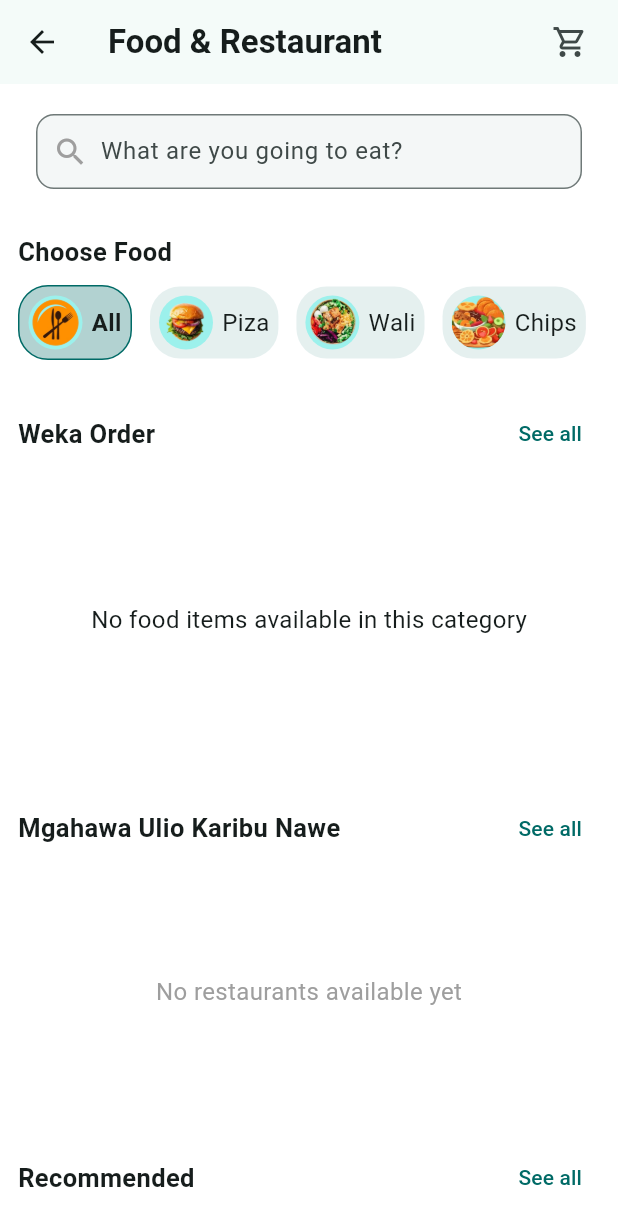
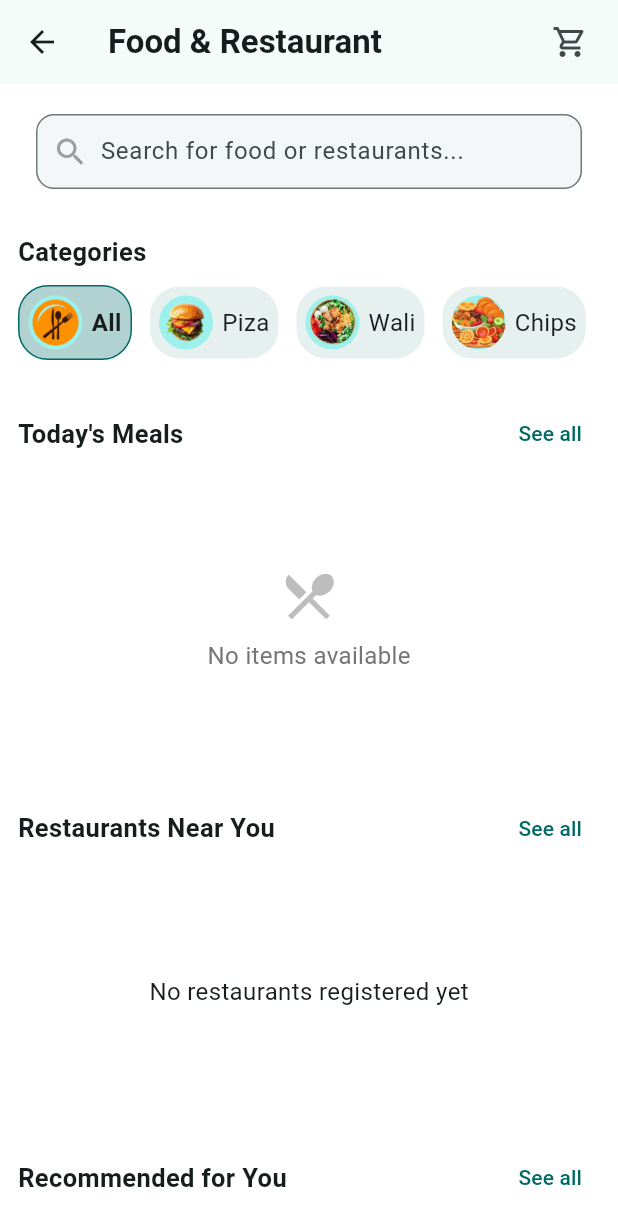
Before and after one commit to gmajor07/Hurichat, a Flutter app: the FoodScreen screen opened directly, after a tap on "All", on a phone screen of 412 x 824 dp. Shown: the top 1226 px of the screen. Run offline on Flutter 3.47's test engine with Material 3 defaults, Android fonts, the phone set to English and light mode, and no system bars; our stand-ins replace cloud_firestore, emoji_picker_flutter, firebase_auth, firebase_core, firebase_storage, google_sign_in and 2 more; accounts and stored records are empty.

Commit message:
food and restaurant modification

```diff
--- /dev/null
+++ b/devtools_options.yaml
@@ -0,0 +1,3 @@
+description: This file stores settings for Dart & Flutter DevTools.
+documentation: https://docs.flutter.dev/tools/devtools/extensions#configure-extension-enablement-states
+extensions:
--- a/lib/screens/food/screen/food_screen.dart
+++ b/lib/screens/food/screen/food_screen.dart
@@ -15,6 +15,7 @@ import '../widgets/restaurant_card.dart';
 import '../models/food_item.dart';
 import '../models/restaurant.dart';
 import '../constants/app_constants.dart';
+import 'restaurant_details_screen.dart';
 
 class FoodScreen extends StatefulWidget {
   const FoodScreen({super.key});
@@ -30,84 +31,72 @@ class _FoodScreenState extends State<FoodScreen> {
   bool _isLoading = true;
   List<FirebaseProduct> _allFoodProducts = [];
   List<FirebaseProduct> _filteredFoodProducts = [];
-  List<Restaurant> _nearbyRestaurants = [];
+  List<Restaurant> _restaurants = [];
+  Restaurant? _selectedRestaurant;
 
   @override
   void initState() {
     super.initState();
-    _loadFoodProducts();
-    _loadNearbyRestaurants();
+    _loadData();
   }
 
-  Future<void> _loadNearbyRestaurants() async {
-    try {
-      final snap = await FirebaseFirestore.instance
-          .collection("businesses")
-          .where("serviceType", isEqualTo: "food")
-          .get();
-
-      final restaurants = snap.docs.map((doc) {
-        final data = doc.data();
-        // Use imageUrl from database if available, otherwise use default
-        String imagePath = data['imageUrl'] ?? 'assets/images/food/1.png';
-
-        return Restaurant(
-          id: doc.id,
-          name: data['name'] ?? 'Unknown Restaurant',
-          imagePath: imagePath,
-          distance:
-              1.5, // Default distance (can be calculated based on user location)
-          rating: 4.5, // Default rating
-          cuisine: 'Various', // Default cuisine
-          deliveryTime: 30, // Default delivery time in minutes
-        );
-      }).toList();
-
-      setState(() {
-        _nearbyRestaurants = restaurants;
-      });
-    } catch (e) {
-      if (kDebugMode) {
-        print("❌ Failed to load restaurants: $e");
-      }
-    }
-  }
-
-  Future<void> _loadFoodProducts() async {
+  Future<void> _loadData() async {
+    if (!mounted) return;
     setState(() => _isLoading = true);
     try {
-      final snap = await FirebaseFirestore.instance
+      // Load Food Products
+      final productSnap = await FirebaseFirestore.instance
           .collection("products")
           .where("sellerType", isEqualTo: "food")
           .where("status", isEqualTo: "active")
           .get();
 
-      _allFoodProducts = snap.docs
+      _allFoodProducts = productSnap.docs
           .map((doc) => FirebaseProduct.fromMap(doc.id, doc.data()))
           .toList();
+
+      // Load Restaurants (Businesses of type 'food')
+      final businessSnap = await FirebaseFirestore.instance
+          .collection("businesses")
+          .where("serviceType", isEqualTo: "food")
+          .get();
+
+      _restaurants = businessSnap.docs.map((doc) {
+        final data = doc.data();
+        return Restaurant(
+          id: data['userId'] ?? doc.id,
+          name: data['name'] ?? 'Restaurant',
+          imagePath: data['imageUrl'] ?? 'assets/images/food/6.png',
+          distance: 1.0,
+          rating: 4.5,
+          cuisine: data['description'] ?? 'Local',
+          deliveryTime: 30,
+        );
+      }).toList();
 
       _filterFoods();
     } catch (e) {
       if (kDebugMode) {
-        print("❌ Failed to load food products: $e");
+        print("❌ Failed to load food data: $e");
       }
     }
-    setState(() => _isLoading = false);
-  }
-
-  Future<void> _refreshData() async {
-    await Future.wait([_loadFoodProducts(), _loadNearbyRestaurants()]);
+    if (mounted) {
+      setState(() => _isLoading = false);
+    }
   }
 
   void _filterFoods() {
     setState(() {
       _filteredFoodProducts = _allFoodProducts.where((food) {
+        // Search query filter
         final matchesSearch = food.name.toLowerCase().contains(
           _searchQuery.toLowerCase(),
         );
-        final matchesCategory =
-            _selectedCategory == 'All' ||
+
+        // Category filter
+        final matchesCategory = _selectedCategory == 'All' ||
             food.category.toLowerCase() == _selectedCategory.toLowerCase();
+
         return matchesSearch && matchesCategory;
       }).toList();
     });
@@ -130,8 +119,13 @@ class _FoodScreenState extends State<FoodScreen> {
   }
 
   void _onRestaurantTap(Restaurant restaurant) {
-    // Navigate to restaurant details
-    print('Restaurant tapped: ${restaurant.name}');
+    // Navigate to restaurant details screen
+    Navigator.push(
+      context,
+      MaterialPageRoute(
+        builder: (context) => RestaurantDetailsScreen(restaurant: restaurant),
+      ),
+    );
   }
 
   void _onAddToCart(FirebaseProduct product) {
@@ -158,10 +152,14 @@ class _FoodScreenState extends State<FoodScreen> {
     );
   }
 
-  List<FirebaseProduct> get wekaOrderFoods =>
-      _filteredFoodProducts.where((p) => p.category == 'Meals').toList();
+  // Today's Meals - show all available food items
+  List<FirebaseProduct> get todayMeals {
+    // Show all filtered food products (already filtered by search/category)
+    return _filteredFoodProducts;
+  }
+
   List<FirebaseProduct> get recommendedFoods =>
-      _filteredFoodProducts.take(5).toList();
+      _filteredFoodProducts.take(8).toList();
 
   @override
   Widget build(BuildContext context) {
@@ -222,19 +220,16 @@ class _FoodScreenState extends State<FoodScreen> {
       body: _isLoading
           ? const Center(child: CircularProgressIndicator())
           : RefreshIndicator(
-              onRefresh: _refreshData,
+              onRefresh: _loadData,
               child: SingleChildScrollView(
                 physics: const AlwaysScrollableScrollPhysics(),
-                padding: const EdgeInsets.symmetric(
-                  horizontal: 12,
-                  vertical: 10,
-                ),
+                padding: const EdgeInsets.symmetric(horizontal: 12, vertical: 10),
                 child: Column(
                   crossAxisAlignment: CrossAxisAlignment.start,
                   children: [
                     // 🔍 Search Bar
                     AdvancedSearchBar(
-                      hintText: "What are you going to eat?",
+                      hintText: "Search for food or restaurants...",
                       onSearchChanged: (value) {
                         setState(() {
                           _searchQuery = value.toLowerCase().trim();
@@ -245,13 +240,43 @@ class _FoodScreenState extends State<FoodScreen> {
                     ),
                     const SizedBox(height: 20),
 
+                    // Restaurant selected indicator
+                    if (_selectedRestaurant != null)
+                      Padding(
+                        padding: const EdgeInsets.only(bottom: 16),
+                        child: Row(
+                          children: [
+                            Text(
+                              'Menu from: ',
+                              style: TextStyle(color: Colors.grey[600]),
+                            ),
+                            Text(
+                              _selectedRestaurant!.name,
+                              style: TextStyle(
+                                fontWeight: FontWeight.bold,
+                                color: colorScheme.primary,
+                              ),
+                            ),
+                            const Spacer(),
+                            TextButton(
+                              onPressed: () {
+                                setState(() {
+                                  _selectedRestaurant = null;
+                                  _filterFoods();
+                                });
+                              },
+                              child: const Text('Show All'),
+                            ),
+                          ],
+                        ),
+                      ),
+
                     // 🍔 Category Title
-                    Text(
-                      "Choose Food",
+                    const Text(
+                      "Categories",
                       style: TextStyle(
                         fontSize: 17,
                         fontWeight: FontWeight.bold,
-                        color: colorScheme.onSurface,
                       ),
                     ),
                     const SizedBox(height: 10),
@@ -273,8 +298,7 @@ class _FoodScreenState extends State<FoodScreen> {
                               title: category['name']!,
                               imagePath: category['image']!,
                               colorScheme: colorScheme,
-                              onTap: () =>
-                                  _onCategorySelected(category['name']!),
+                              onTap: () => _onCategorySelected(category['name']!),
                               isSelected: _selectedCategory == category['name'],
                             );
                           }).toList(),
@@ -284,19 +308,19 @@ class _FoodScreenState extends State<FoodScreen> {
 
                     const SizedBox(height: 25),
 
-                    // 🍽️ Weka Order Section
+                    // 🍽️ Today's Meals Section
                     SectionHeader(
-                      title: AppConstants.wekaOrderTitle,
+                      title: "Today's Meals",
                       onSeeAllTap: () {},
                     ),
                     const SizedBox(height: 10),
-                    _buildFoodScrollSection(wekaOrderFoods, colorScheme),
+                    _buildFoodScrollSection(todayMeals, colorScheme),
 
                     const SizedBox(height: 25),
 
-                    // 🏠 Mgahawa Ulio Karibu Nawe
+                    // 🏠 Nearby Restaurants
                     SectionHeader(
-                      title: AppConstants.nearbyRestaurantsTitle,
+                      title: "Restaurants Near You",
                       onSeeAllTap: () {},
                     ),
                     const SizedBox(height: 10),
@@ -306,7 +330,7 @@ class _FoodScreenState extends State<FoodScreen> {
 
                     // ⭐ Recommended Section
                     SectionHeader(
-                      title: AppConstants.recommendedTitle,
+                      title: "Recommended for You",
                       onSeeAllTap: () {},
                     ),
                     const SizedBox(height: 10),
@@ -320,15 +344,22 @@ class _FoodScreenState extends State<FoodScreen> {
     );
   }
 
-  Widget _buildFoodScrollSection(
-    List<FirebaseProduct> foods,
-    ColorScheme scheme,
-  ) {
+  Widget _buildFoodScrollSection(List<FirebaseProduct> foods, ColorScheme scheme) {
     if (foods.isEmpty) {
       return Container(
         height: 180,
         alignment: Alignment.center,
-        child: const Text('No food items available in this category'),
+        child: Column(
+          mainAxisAlignment: MainAxisAlignment.center,
+          children: [
+            Icon(Icons.restaurant_menu, color: Colors.grey[400], size: 40),
+            const SizedBox(height: 8),
+            Text(
+              'No items available',
+              style: TextStyle(color: Colors.grey[600]),
+            ),
+          ],
+        ),
       );
     }
 
@@ -339,15 +370,14 @@ class _FoodScreenState extends State<FoodScreen> {
         itemCount: foods.length,
         itemBuilder: (context, index) {
           final product = foods[index];
-          // Convert FirebaseProduct to FoodItem for the widget
           final foodItem = FoodItem(
             id: product.id,
             name: product.name,
             imagePath: product.imageUrl,
             price: product.price.toDouble(),
             category: product.category,
-            rating: 4.5, // Default rating
-            preparationTime: 15, // Default time
+            rating: 4.5,
+            preparationTime: 15,
           );
           return FoodCard(
             food: foodItem,
@@ -360,14 +390,11 @@ class _FoodScreenState extends State<FoodScreen> {
   }
 
   Widget _buildRestaurantScrollSection(ColorScheme scheme) {
-    if (_nearbyRestaurants.isEmpty) {
+    if (_restaurants.isEmpty) {
       return Container(
         height: 150,
         alignment: Alignment.center,
-        child: const Text(
-          'No restaurants available yet',
-          style: TextStyle(color: Colors.grey),
-        ),
+        child: const Text('No restaurants registered yet'),
       );
     }
 
@@ -375,12 +402,23 @@ class _FoodScreenState extends State<FoodScreen> {
       height: 150,
       child: ListView.builder(
         scrollDirection: Axis.horizontal,
-        itemCount: _nearbyRestaurants.length,
+        itemCount: _restaurants.length,
         itemBuilder: (context, index) {
-          final restaurant = _nearbyRestaurants[index];
-          return RestaurantCard(
-            restaurant: restaurant,
-            onTap: () => _onRestaurantTap(restaurant),
+          final restaurant = _restaurants[index];
+          final isSelected = _selectedRestaurant?.id == restaurant.id;
+
+          return Opacity(
+            opacity: _selectedRestaurant == null || isSelected ? 1.0 : 0.5,
+            child: Container(
+              decoration: isSelected ? BoxDecoration(
+                borderRadius: BorderRadius.circular(14),
+                border: Border.all(color: scheme.primary, width: 2),
+              ) : null,
+              child: RestaurantCard(
+                restaurant: restaurant,
+                onTap: () => _onRestaurantTap(restaurant),
+              ),
+            ),
           );
         },
       ),
--- a/lib/screens/profile/profile_actions.dart
+++ b/lib/screens/profile/profile_actions.dart
@@ -66,8 +66,8 @@ class ProfileActions extends StatelessWidget {
             ),
           ),
         ),
-        const SizedBox(height: 12),
-        if (onBecomeSeller != null)
+        if (onBecomeSeller != null) ...[
+          const SizedBox(height: 12),
           SizedBox(
             width: double.infinity,
             height: 48,
@@ -90,6 +90,7 @@ class ProfileActions extends StatelessWidget {
               ),
             ),
           ),
+        ],
         const SizedBox(height: 12),
         SizedBox(
           width: double.infinity,
```
Also changed, not shown: lib/screens/food/models/food_item.dart (+13 -1 lines), lib/screens/food/screen/restaurant_details_screen.dart (added, +395 -0 lines), lib/screens/food/widgets/food_card.dart (+51 -13 lines).
